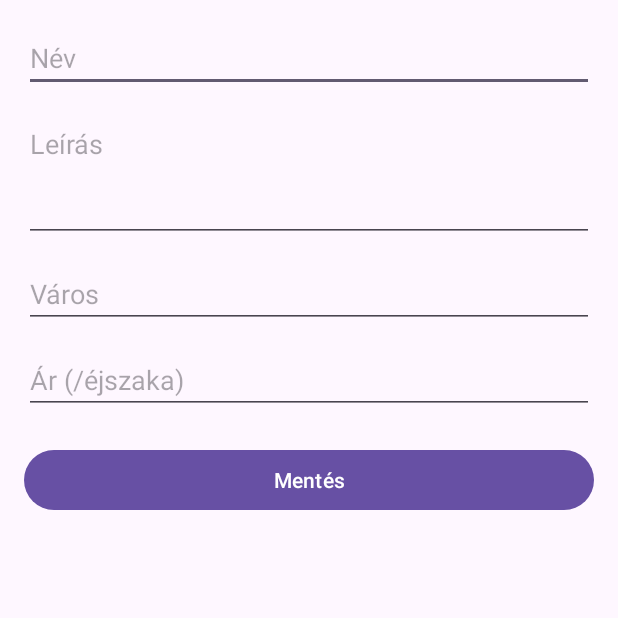
After one commit to Szabolcs11/szallasapp, an Android app: the NewHotelActivity screen opened directly, with no data from a screen before it, on a phone screen of 412 x 824 dp, the top half of it. The commit adds this screen. Run offline under Robolectric (Android 15) with nearby library versions, the phone set to English and light mode, and no system bars; our stand-ins replace Firebase (no records; nobody signed in at launch, a user with empty details on screens opened directly).

Commit message:
Creating NewHotelActivity

```diff
--- a/app/src/main/AndroidManifest.xml
+++ b/app/src/main/AndroidManifest.xml
@@ -24,6 +24,7 @@
         <activity android:name=".HotelDetailsActivity" />
         <activity android:name=".ProfileActivity" />
         <activity android:name=".EditHotelActivity" />
+        <activity android:name=".NewHotelActivity" />
         <activity
             android:name=".LoginActivity"
             android:exported="true">
--- a/app/src/main/java/com/example/szallasapp/MainActivity.java
+++ b/app/src/main/java/com/example/szallasapp/MainActivity.java
@@ -73,6 +73,9 @@ public class MainActivity extends AppCompatActivity {
             } else if (itemId == R.id.nav_profile) {
                 startActivity(new Intent(this, ProfileActivity.class));
                 return true;
+            } else if (itemId == R.id.nav_newhotel) {
+                startActivity(new Intent(this, NewHotelActivity.class));
+                return true;
             } else {
                 return false;
             }
--- /dev/null
+++ b/app/src/main/java/com/example/szallasapp/NewHotelActivity.java
@@ -0,0 +1,78 @@
+package com.example.szallasapp;
+
+import android.os.Bundle;
+import android.widget.Button;
+import android.widget.EditText;
+import android.widget.Toast;
+
+import androidx.appcompat.app.AppCompatActivity;
+
+import com.google.firebase.auth.FirebaseAuth;
+import com.google.firebase.firestore.FirebaseFirestore;
+
+import java.util.HashMap;
+import java.util.Map;
+
+public class NewHotelActivity extends AppCompatActivity {
+
+    private EditText nameEditText, descriptionEditText, priceEditText, locationEditText;
+    private Button saveButton;
+
+    @Override
+    protected void onCreate(Bundle savedInstanceState) {
+        super.onCreate(savedInstanceState);
+        setContentView(R.layout.activity_new_hotel);
+
+        nameEditText = findViewById(R.id.editHotelName);
+        descriptionEditText = findViewById(R.id.editHotelDescription);
+        priceEditText = findViewById(R.id.editHotelPrice);
+        locationEditText = findViewById(R.id.editHotelLocation);
+        saveButton = findViewById(R.id.saveHotelButton);
+
+        saveButton.setOnClickListener(v -> {
+            String name = nameEditText.getText().toString().trim();
+            String description = descriptionEditText.getText().toString().trim();
+            String priceStr = priceEditText.getText().toString().trim();
+            String location = locationEditText.getText().toString().trim();
+
+            if (name.isEmpty() || description.isEmpty() || priceStr.isEmpty()) {
+                Toast.makeText(this, "Kérlek tölts ki minden mezőt!", Toast.LENGTH_SHORT).show();
+                return;
+            }
+
+            double price;
+            try {
+                price = Double.parseDouble(priceStr);
+            } catch (NumberFormatException e) {
+                Toast.makeText(this, "Érvénytelen ár!", Toast.LENGTH_SHORT).show();
+                return;
+            }
+
+            saveHotel(name, description, price, location);
+        });
+    }
+
+    private void saveHotel(String name, String description, double price, String location) {
+        FirebaseFirestore db = FirebaseFirestore.getInstance();
+
+        // Save current user's ID with the hotel
+        String currentUserId = FirebaseAuth.getInstance().getCurrentUser().getUid();
+
+        Map<String, Object> hotelData = new HashMap<>();
+        hotelData.put("name", name);
+        hotelData.put("description", description);
+        hotelData.put("location", location);
+        hotelData.put("price", String.valueOf(price));
+        hotelData.put("userId", currentUserId);
+
+        db.collection("hotels")
+                .add(hotelData)
+                .addOnSuccessListener(documentReference -> {
+                    Toast.makeText(this, "Szállás hozzáadva!", Toast.LENGTH_SHORT).show();
+                    finish();  // close activity and return
+                })
+                .addOnFailureListener(e -> {
+                    Toast.makeText(this, "Hiba történt a mentéskor!", Toast.LENGTH_SHORT).show();
+                });
+    }
+}
--- /dev/null
+++ b/app/src/main/res/layout/activity_new_hotel.xml
@@ -0,0 +1,51 @@
+<?xml version="1.0" encoding="utf-8"?>
+<ScrollView xmlns:android="http://schemas.android.com/apk/res/android"
+    android:layout_width="match_parent"
+    android:layout_height="match_parent"
+    android:padding="16dp">
+
+    <LinearLayout
+        android:orientation="vertical"
+        android:layout_width="match_parent"
+        android:layout_height="wrap_content">
+
+        <EditText
+            android:id="@+id/editHotelName"
+            android:layout_width="match_parent"
+            android:layout_height="wrap_content"
+            android:hint="Név"
+            android:inputType="textPersonName" />
+
+        <EditText
+            android:id="@+id/editHotelDescription"
+            android:layout_width="match_parent"
+            android:layout_height="wrap_content"
+            android:hint="Leírás"
+            android:inputType="textMultiLine"
+            android:minLines="3"
+            android:gravity="top"
+            android:layout_marginTop="12dp" />
+
+        <EditText
+            android:id="@+id/editHotelLocation"
+            android:layout_width="match_parent"
+            android:layout_height="wrap_content"
+            android:hint="Város"
+            android:layout_marginTop="12dp" />
+
+        <EditText
+            android:id="@+id/editHotelPrice"
+            android:layout_width="match_parent"
+            android:layout_height="wrap_content"
+            android:hint="Ár (/éjszaka)"
+            android:inputType="numberDecimal"
+            android:layout_marginTop="12dp" />
+
+        <Button
+            android:id="@+id/saveHotelButton"
+            android:layout_width="match_parent"
+            android:layout_height="wrap_content"
+            android:text="Mentés"
+            android:layout_marginTop="20dp" />
+    </LinearLayout>
+</ScrollView>
--- a/app/src/main/res/menu/bottom_nav_menu.xml
+++ b/app/src/main/res/menu/bottom_nav_menu.xml
@@ -14,6 +14,12 @@
         />
 
     <item
+        android:id="@+id/nav_newhotel"
+        android:icon="@drawable/ic_home"
+        android:title="Új Hirdetések"
+        />
+
+    <item
         android:id="@+id/nav_profile"
         android:icon="@drawable/ic_home"
         android:title="Profil" />
```
